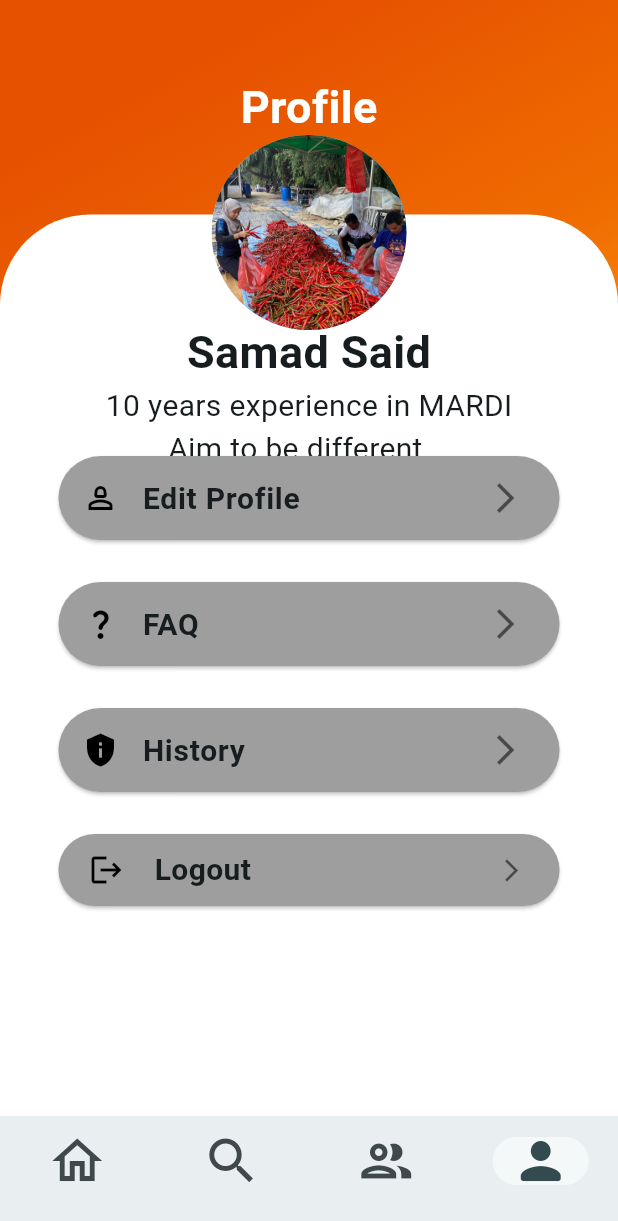
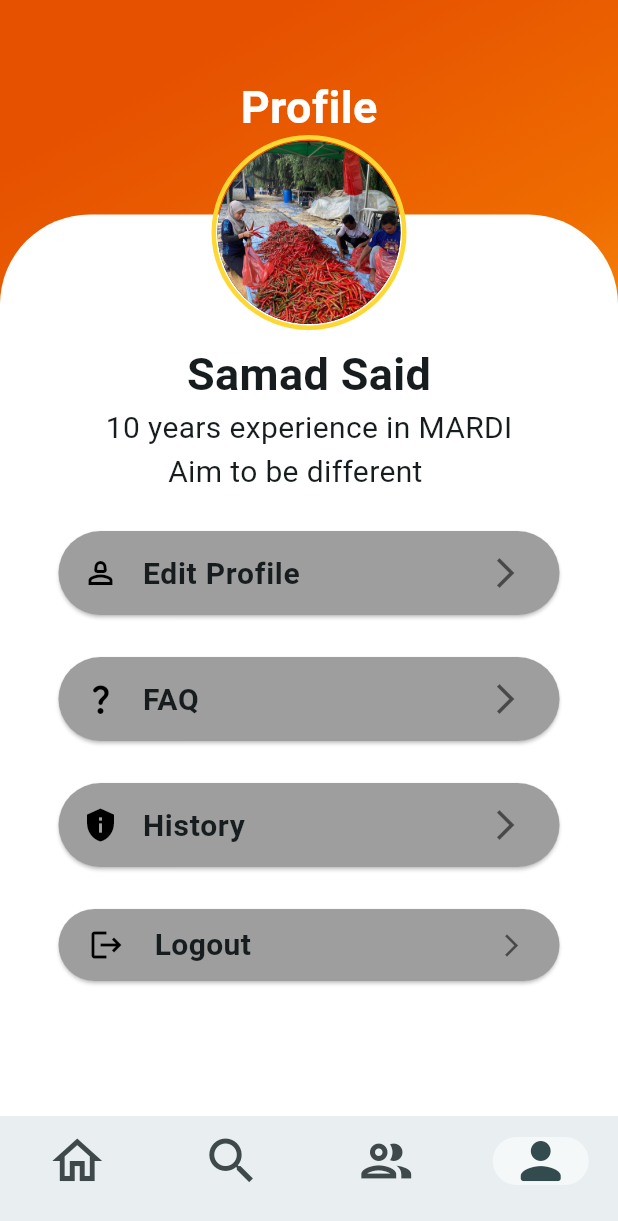
Before and after one commit to aidilaqif/growhub, a Flutter app: the screen it shows after launch, item 4 of the bottom bar chosen, on a phone screen of 412 x 824 dp. Shown: the top 1221 px of the screen. Run offline on Flutter 3.47's test engine with Material 3 defaults, Android fonts, the light colour scheme and no system bars; our stand-ins replace animate_do, carousel_slider, get, iconsax.

Commit message:
update fadeinup in profilepage

```diff
--- a/lib/profile/user.dart
+++ b/lib/profile/user.dart
@@ -1,3 +1,4 @@
+import 'package:animate_do/animate_do.dart';
 import 'package:flutter/material.dart';
 
 class ProfilePage extends StatelessWidget {
@@ -20,21 +21,23 @@ class ProfilePage extends StatelessWidget {
                 const SizedBox(
                   height: 40,
                 ),
-                const Center(
+                Center(
                   child: Padding(
                     padding: EdgeInsets.only(top: 10),
                     child: Column(
                       crossAxisAlignment: CrossAxisAlignment.start,
                       mainAxisAlignment: MainAxisAlignment.start,
                       children: <Widget>[
-                        Text(
+                        FadeInUp(
+                          child: const Text(
                             "Profile",
                             style: TextStyle(
                                 color: Colors.white,
                                 fontSize: 30,
                                 fontWeight: FontWeight.bold),
                           ),
-                        SizedBox(
+                        ),
+                        const SizedBox(
                           height: 10,
                         ),
                       ],
@@ -51,7 +54,8 @@ class ProfilePage extends StatelessWidget {
                             topLeft: Radius.circular(60),
                             topRight: Radius.circular(60))),
                     child: const Padding(
-                      padding: EdgeInsets.symmetric(vertical: 70),
+                      padding: EdgeInsets.symmetric(
+                          vertical: 85), // Padding for Height of name
                       child: Column(
                           mainAxisAlignment: MainAxisAlignment.start,
                           children: [
@@ -70,7 +74,8 @@ class ProfilePage extends StatelessWidget {
             ),
           ),
           Positioned.fill(
-            top: 300,
+            //Position efficienly the card
+            top: 350,
             child: Padding(
               padding: const EdgeInsets.symmetric(horizontal: 35),
               child: Expanded(
@@ -185,7 +190,8 @@ class ProfilePage extends StatelessWidget {
               ),
             ),
           ),
-          const Column(
+          Column(
+            //column for Circle Avatar
             children: [
               SizedBox(
                 height: 90,
@@ -195,9 +201,17 @@ class ProfilePage extends StatelessWidget {
                 child: Row(
                   mainAxisAlignment: MainAxisAlignment.center,
                   children: [
-                    CircleAvatar(
+                    Container(
+                      padding: const EdgeInsets.all(1),
+                      decoration: BoxDecoration(
+                          shape: BoxShape.circle,
+                          border: Border.all(
+                              color: Colors.yellow.shade600, width: 3)),
+                      child: CircleAvatar(
                         maxRadius: 65,
                         backgroundImage: AssetImage("assets/images/cili1.jpeg"),
+                        backgroundColor: Colors.black,
+                      ),
                     )
                   ],
                 ),
```
Lines whose indentation alone changed are shown as unchanged.
